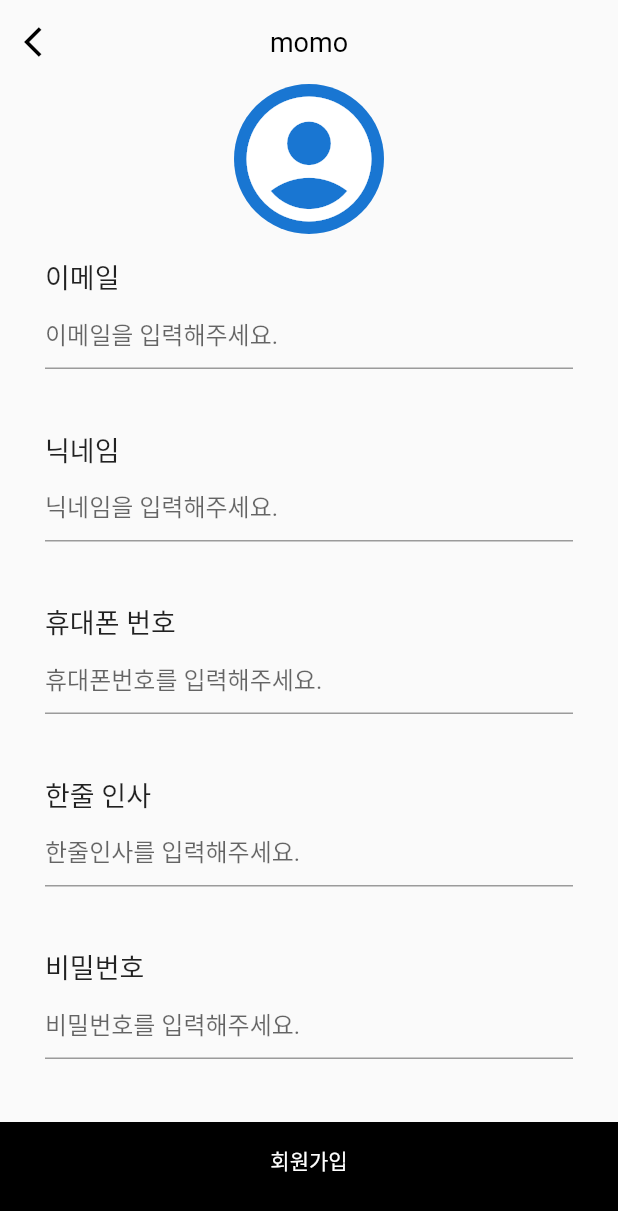
After one commit to 812jay/momo, a Flutter app: the SignUpView screen opened by its route, on a phone screen of 412 x 824 dp. The commit adds this screen. Shown: the top 1211 px of the screen. Run offline on Flutter 3.47's test engine with Material 2 defaults, Android fonts, the phone set to English and light mode, and no system bars; our stand-ins replace date_format, flutter_slidable; missing offline and left inert: html_editor_enhanced.

Commit message:
Add sign up page

```diff
--- a/lib/main.dart
+++ b/lib/main.dart
@@ -2,6 +2,7 @@
 import 'package:flutter/material.dart';
 import 'package:momo/providers/auth_provider.dart';
 import 'package:momo/views/auth/sign_in.dart';
+import 'package:momo/views/auth/sign_up.dart';
 import 'package:momo/views/folder/folder_list.dart';
 import 'package:momo/views/friend/friend_list.dart';
 import 'package:momo/views/home/home.dart';
@@ -38,6 +39,7 @@ class MyApp extends StatelessWidget {
           SplashView.routeName: (context) => const SplashView(),
           Home.routeName: (context) => const Home(),
           SignInView.routeName: (context) => const SignInView(),
+          SignUpView.routeName: (context) => const SignUpView(),
           FolderListView.routeName: (context) => const FolderListView(),
           MemoListView.routeName: (context) => const MemoListView(),
           FriendListView.routeName: (context) => const FriendListView(),
--- a/lib/views/auth/sign_in.dart
+++ b/lib/views/auth/sign_in.dart
@@ -1,7 +1,7 @@
 import 'package:flutter/material.dart';
 
 class SignInView extends StatelessWidget {
-  static const routeName = '/signIn';
+  static const routeName = '/sign_in';
   const SignInView({Key? key}) : super(key: key);
 
   @override
@@ -37,9 +37,9 @@ class SignInView extends StatelessWidget {
                   mainAxisAlignment: MainAxisAlignment.spaceBetween,
                   children: [
                     GestureDetector(
-                      onTap: () {},
+                      onTap: () => Navigator.of(context).pushNamed('sign_up'),
                       child: const Text(
-                        'Sign In',
+                        'Sign Up',
                         style: TextStyle(
                           color: Colors.black,
                         ),
--- /dev/null
+++ b/lib/views/auth/sign_up.dart
@@ -0,0 +1,106 @@
+import 'package:flutter/material.dart';
+import 'package:momo/views/common/components/common_app_bar.dart';
+
+class SignUpView extends StatelessWidget {
+  static const routeName = 'sign_up';
+  const SignUpView({Key? key}) : super(key: key);
+
+  @override
+  Widget build(BuildContext context) {
+    return Scaffold(
+      appBar: commonAppBar(context: context, isLeading: true),
+      body: Column(
+        children: [
+          Expanded(
+            child: Container(
+              padding: const EdgeInsets.symmetric(horizontal: 30.0),
+              child: ListView(
+                children: [
+                  Center(
+                    child: GestureDetector(
+                      onTap: () {},
+                      child: const CircleAvatar(
+                        maxRadius: 50.0,
+                        minRadius: 50.0,
+                        child: ClipOval(
+                          child: Icon(
+                            Icons.account_circle_rounded,
+                            size: 100.0,
+                          ),
+                        ),
+                      ),
+                    ),
+                  ),
+                  const SizedBox(height: 15.0),
+                  const Text(
+                    '이메일',
+                    style: TextStyle(fontSize: 18.0),
+                  ),
+                  const TextField(
+                    decoration: InputDecoration(hintText: '이메일을 입력해주세요.'),
+                  ),
+                  const SizedBox(height: 40.0),
+                  const Text(
+                    '닉네임',
+                    style: TextStyle(fontSize: 18.0),
+                  ),
+                  const TextField(
+                    decoration: InputDecoration(hintText: '닉네임을 입력해주세요.'),
+                  ),
+                  const SizedBox(height: 40.0),
+                  const Text(
+                    '휴대폰 번호',
+                    style: TextStyle(fontSize: 18.0),
+                  ),
+                  const TextField(
+                    decoration: InputDecoration(hintText: '휴대폰번호를 입력해주세요.'),
+                  ),
+                  const SizedBox(height: 40.0),
+                  const Text(
+                    '한줄 인사',
+                    style: TextStyle(fontSize: 18.0),
+                  ),
+                  const TextField(
+                    decoration: InputDecoration(hintText: '한줄인사를 입력해주세요.'),
+                  ),
+                  const SizedBox(height: 40.0),
+                  const Text(
+                    '비밀번호',
+                    style: TextStyle(fontSize: 18.0),
+                  ),
+                  const TextField(
+                    decoration: InputDecoration(hintText: '비밀번호를 입력해주세요.'),
+                  ),
+                  const SizedBox(height: 40.0),
+                  const Text(
+                    '비밀번호 확인',
+                    style: TextStyle(fontSize: 18.0),
+                  ),
+                  const TextField(
+                    decoration: InputDecoration(hintText: '비밀번호 확인을 입력해주세요.'),
+                  ),
+                ],
+              ),
+            ),
+          ),
+          GestureDetector(
+            onTap: () {
+              Navigator.of(context).pop();
+            },
+            child: Container(
+              padding: const EdgeInsets.only(bottom: 40.0, top: 15.0),
+              decoration: const BoxDecoration(color: Colors.black),
+              width: double.infinity,
+              child: const Center(
+                child: Text(
+                  '회원가입',
+                  style: TextStyle(color: Colors.white),
+                ),
+              ),
+            ),
+          )
+        ],
+      ),
+    );
+  }
+}
--- a/lib/views/setting/setting.dart
+++ b/lib/views/setting/setting.dart
@@ -31,7 +31,7 @@ class SettingView extends StatelessWidget {
                     ),
                   ),
                 ),
-                const SizedBox(height: 10.0),
+                const SizedBox(height: 5.0),
                 Row(
                   mainAxisAlignment: MainAxisAlignment.center,
                   children: [
@@ -46,7 +46,7 @@ class SettingView extends StatelessWidget {
                     ),
                   ],
                 ),
-                const SizedBox(height: 10.0),
+                const SizedBox(height: 5.0),
                 Row(
                   mainAxisAlignment: MainAxisAlignment.center,
                   children: [
@@ -61,7 +61,7 @@ class SettingView extends StatelessWidget {
                     ),
                   ],
                 ),
-                const SizedBox(height: 10.0),
+                const SizedBox(height: 5.0),
                 Row(
                   mainAxisAlignment: MainAxisAlignment.center,
                   children: [
--- a/lib/views/splash/splash.dart
+++ b/lib/views/splash/splash.dart
@@ -13,7 +13,7 @@ class _SplashViewState extends State<SplashView> {
   void initState() {
     super.initState();
     Future.delayed(const Duration(seconds: 2)).then(
-      (value) => Navigator.of(context).pushReplacementNamed('/home'),
+      (value) => Navigator.of(context).pushReplacementNamed('/sign_in'),
     );
   }
 
```
